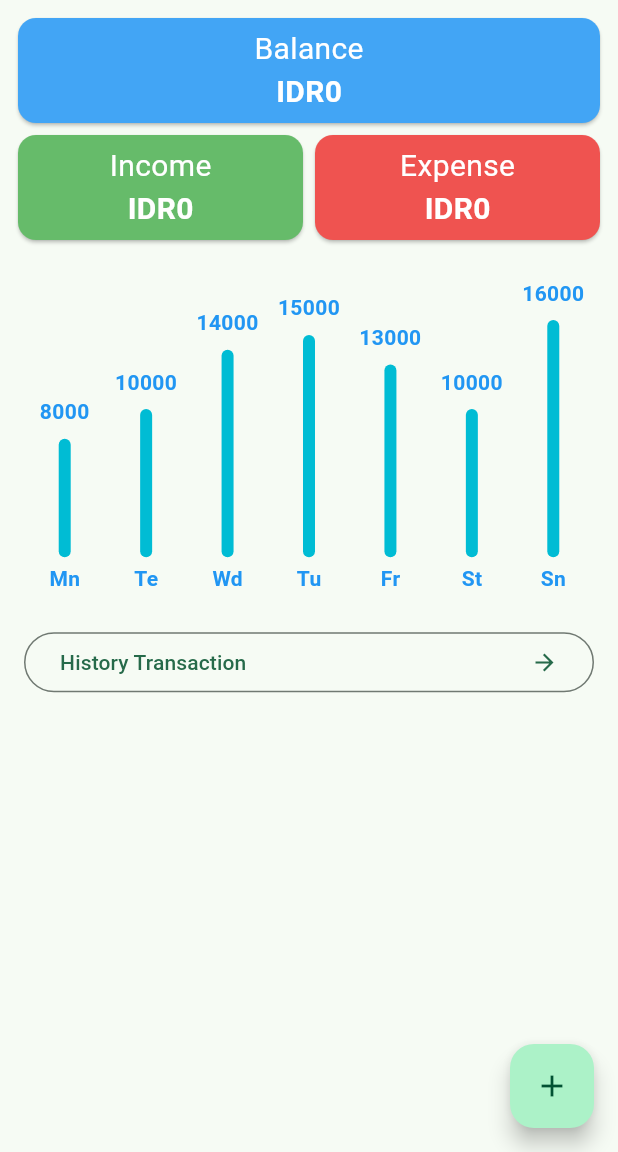
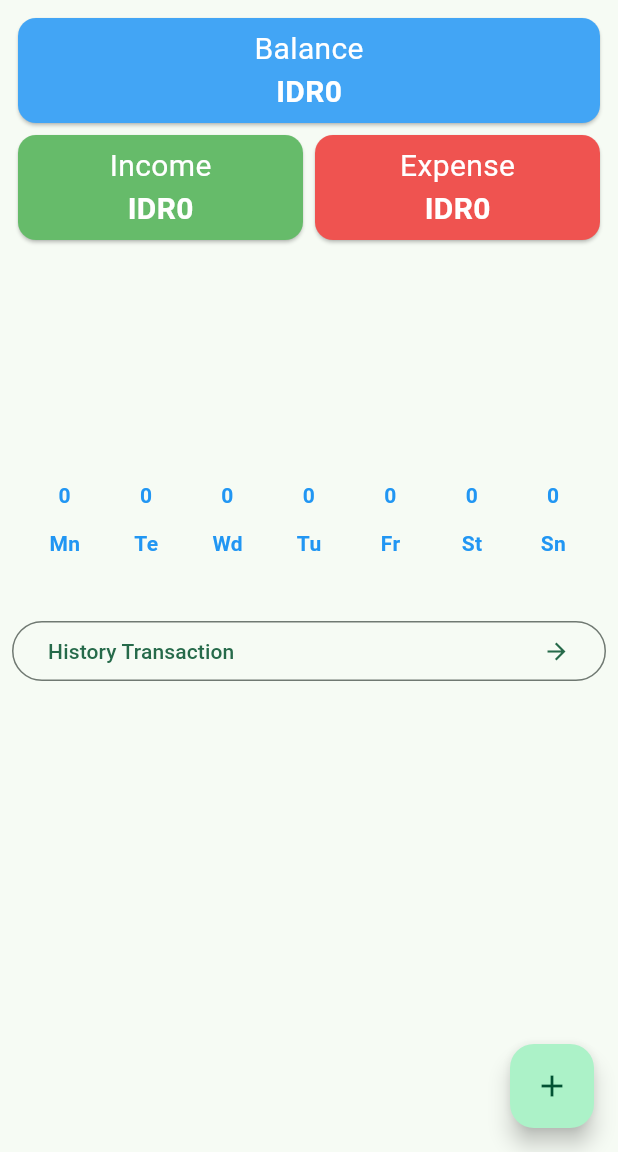
Before and after one commit to ajikamaludin/wallet-flutter, a Flutter app: the screen it shows after launch, on a phone screen of 412 x 824 dp, the part 84-1236 px from its top. Run offline on Flutter 3.47's test engine with Material 2 defaults, Android fonts, the phone set to English and light mode, and no system bars; drawn by our look-alikes of fl_chart; our stand-ins replace sqflite; accounts and stored records are empty.

Commit message:
chart fix

```diff
--- a/lib/component/bar_chart.dart
+++ b/lib/component/bar_chart.dart
@@ -1,20 +1,34 @@
 import 'package:fl_chart/fl_chart.dart';
 import 'package:flutter/material.dart';
 
-class _BarChart extends StatelessWidget {
-  const _BarChart();
+class TrxBarChart extends StatefulWidget {
+  const TrxBarChart({Key? key, required this.list, required this.max})
+      : super(key: key);
+
+  final List<double> list;
+  final double max;
+
+  @override
+  State<TrxBarChart> createState() => _TrxBarChartState();
+}
+
+class _TrxBarChartState extends State<TrxBarChart> {
+  _TrxBarChartState();
 
   @override
   Widget build(BuildContext context) {
-    return BarChart(
-      BarChartData(
-        barTouchData: barTouchData,
-        titlesData: titlesData,
-        borderData: borderData,
-        barGroups: barGroups,
-        gridData: const FlGridData(show: false),
-        alignment: BarChartAlignment.spaceAround,
-        maxY: 16000 + 5000,
+    return AspectRatio(
+      aspectRatio: 2,
+      child: BarChart(
+        BarChartData(
+          barTouchData: barTouchData,
+          titlesData: titlesData,
+          borderData: FlBorderData(show: false),
+          barGroups: _chartGroups(),
+          gridData: const FlGridData(show: false),
+          alignment: BarChartAlignment.spaceAround,
+          maxY: widget.max + (widget.max / 2),
+        ),
       ),
     );
   }
@@ -41,6 +55,17 @@ class _BarChart extends StatelessWidget {
           },
         ),
       );
+
+  List<BarChartGroupData> _chartGroups() {
+    return widget.list
+        .asMap()
+        .entries
+        .map((point) => BarChartGroupData(
+            x: point.key,
+            barRods: [BarChartRodData(toY: point.value)],
+            showingTooltipIndicators: [0]))
+        .toList();
+  }
 
   Widget getTitles(double value, TitleMeta meta) {
     const style = TextStyle(
@@ -101,91 +126,4 @@ class _BarChart extends StatelessWidget {
           sideTitles: SideTitles(showTitles: false),
         ),
       );
-
-  FlBorderData get borderData => FlBorderData(
-        show: false,
-      );
-
-  List<BarChartGroupData> get barGroups => [
-        BarChartGroupData(
-          x: 0,
-          barRods: [
-            BarChartRodData(
-              toY: 8000,
-            )
-          ],
-          showingTooltipIndicators: [0],
-        ),
-        BarChartGroupData(
-          x: 1,
-          barRods: [
-            BarChartRodData(
-              toY: 10000,
-            )
-          ],
-          showingTooltipIndicators: [0],
-        ),
-        BarChartGroupData(
-          x: 2,
-          barRods: [
-            BarChartRodData(
-              toY: 14000,
-            )
-          ],
-          showingTooltipIndicators: [0],
-        ),
-        BarChartGroupData(
-          x: 3,
-          barRods: [
-            BarChartRodData(
-              toY: 15000,
-            )
-          ],
-          showingTooltipIndicators: [0],
-        ),
-        BarChartGroupData(
-          x: 4,
-          barRods: [
-            BarChartRodData(
-              toY: 13000,
-            )
-          ],
-          showingTooltipIndicators: [0],
-        ),
-        BarChartGroupData(
-          x: 5,
-          barRods: [
-            BarChartRodData(
-              toY: 10000,
-            )
-          ],
-          showingTooltipIndicators: [0],
-        ),
-        BarChartGroupData(
-          x: 6,
-          barRods: [
-            BarChartRodData(
-              toY: 16000,
-            )
-          ],
-          showingTooltipIndicators: [0],
-        ),
-      ];
 }
-
-class TrxBarChart extends StatefulWidget {
-  const TrxBarChart({super.key});
-
-  @override
-  State<StatefulWidget> createState() => TrxBarChartState();
-}
-
-class TrxBarChartState extends State<TrxBarChart> {
-  @override
-  Widget build(BuildContext context) {
-    return const AspectRatio(
-      aspectRatio: 1.6,
-      child: _BarChart(),
-    );
-  }
-}
--- a/lib/db/database.dart
+++ b/lib/db/database.dart
@@ -103,10 +103,40 @@ class DatabaseHelper {
 
   Future<List<Transaction>> getItems() async {
     final db = await instance.db;
-    var trx = await db.query('trx', orderBy: 'createdAt DESC');
+    var trx = await db.query('trx',
+        orderBy: 'createdAt DESC',
+        where: "strftime('%Y-%m-%d', createdAt) = '2023-09-14'");
     List<Transaction> trxList =
         trx.isNotEmpty ? trx.map((c) => Transaction.fromMap(c)).toList() : [];
     return trxList;
+  }
+
+  Future<List<double>> getItemChart() async {
+    List<double> list = [];
+    final db = await instance.db;
+    final now = DateTime.now();
+    final startOfWeek = now.subtract(Duration(days: now.weekday));
+    final endOfWeek = startOfWeek.add(const Duration(days: 7));
+
+    final dateFormat = DateFormat('yyyy-MM-dd');
+
+    for (var day = startOfWeek;
+        day.isBefore(endOfWeek);
+        day = day.add(const Duration(days: 1))) {
+      final date = dateFormat.format(day);
+      final rincome = await db.rawQuery(
+          "SELECT SUM(amount) as amount, createdAt FROM trx WHERE is_expense = 0 AND strftime('%Y-%m-%d', createdAt) = '$date'");
+      var mincome = double.tryParse(rincome[0]['amount'].toString());
+      mincome ??= 0;
+      final rexpense = await db.rawQuery(
+          "SELECT SUM(amount) as amount, createdAt FROM trx WHERE is_expense = 1 AND strftime('%Y-%m-%d', createdAt) = '$date'");
+      var mexpense = double.tryParse(rexpense[0]['amount'].toString());
+      mexpense ??= 0;
+      double value = mincome - mexpense;
+      list.add(value);
+    }
+
+    return list;
   }
 
   Future<int> countItems() async {
--- a/lib/form_trx_screen.dart
+++ b/lib/form_trx_screen.dart
@@ -15,7 +15,7 @@ class _FormTrxScreenState extends State<FormTrxScreen> {
   final amountController = TextEditingController();
   final descController = TextEditingController();
 
-  String _isExpense = types[0];
+  String _isExpense = types[1];
   String? _errorAmount;
 
   @override
--- a/lib/home_screen.dart
+++ b/lib/home_screen.dart
@@ -17,6 +17,9 @@ class _HomeScreenState extends State<HomeScreen> {
   String balance = '';
   String expense = '';
   String income = '';
+
+  List<double> listBar = [0, 0, 0, 0, 0, 0, 0];
+  double maxValue = 0;
 
   @override
   void initState() {
@@ -89,12 +92,15 @@ class _HomeScreenState extends State<HomeScreen> {
                     ))
                   ],
                 )),
-            const Padding(
-              padding: EdgeInsets.symmetric(horizontal: 16),
-              child: TrxBarChart(),
+            Padding(
+              padding: const EdgeInsets.symmetric(vertical: 24, horizontal: 16),
+              child: TrxBarChart(
+                list: listBar,
+                max: maxValue,
+              ),
             ),
             Padding(
-              padding: const EdgeInsets.all(16),
+              padding: const EdgeInsets.all(8),
               child: OutlinedButton(
                   onPressed: () async {
                     final result =
@@ -135,5 +141,13 @@ class _HomeScreenState extends State<HomeScreen> {
         expense = NumberFormat.currency(locale: "id").format(value);
       });
     });
+    DatabaseHelper.instance.getItemChart().then((value) {
+      setState(() {
+        listBar = value;
+        maxValue = listBar
+            .reduce((max, current) => max > current ? max : current)
+            .toDouble();
+      });
+    });
   }
 }
```
